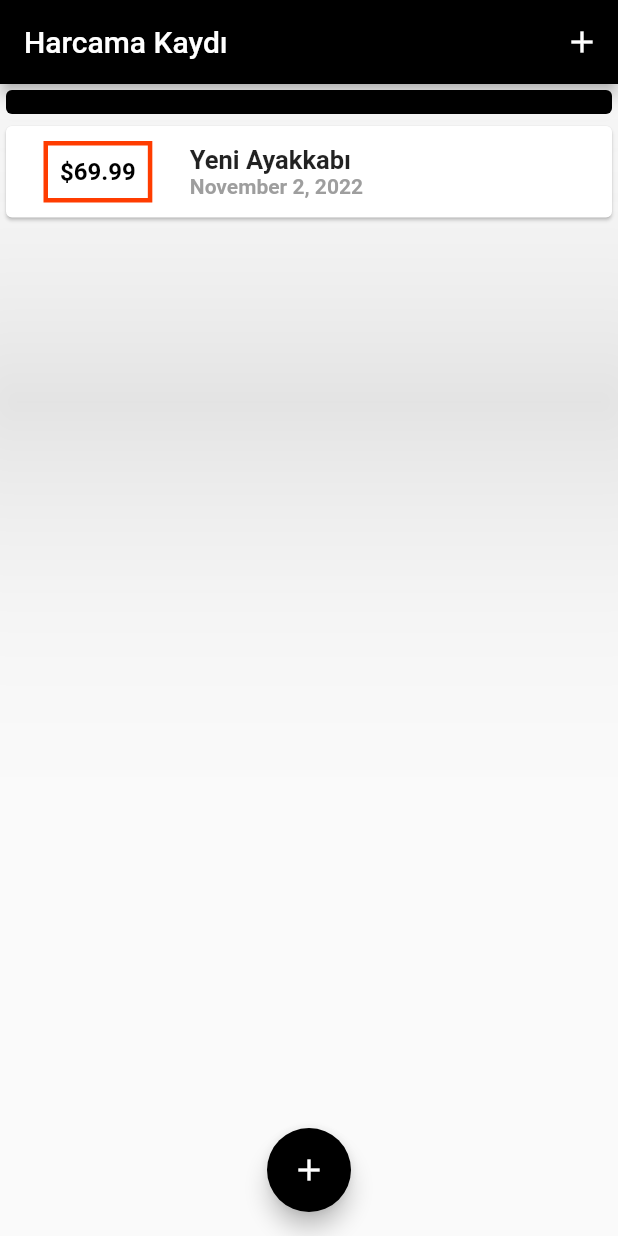
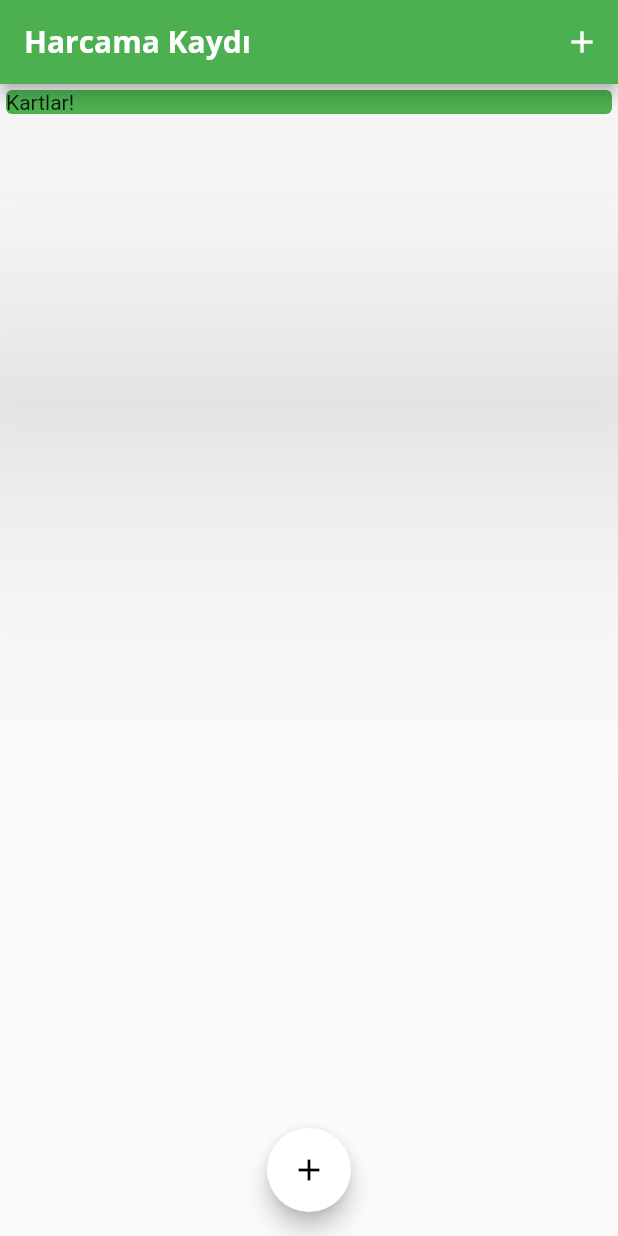
Before and after one commit to 1Kagan/Flutter_harcama_takip_uygulamasi, a Flutter app: the screen it shows after launch, on a phone screen of 412 x 824 dp. Run offline on Flutter 3.47's test engine with Material 2 defaults, Android fonts, the phone set to English and light mode, and no system bars.

Commit message:
change-stil

```diff
--- a/lib/main.dart
+++ b/lib/main.dart
@@ -1,3 +1,5 @@
+// ignore_for_file: deprecated_member_use
+
 import 'package:flutter/material.dart';
 import './widgets/islemler_list.dart';
 import '../widgets/new_islemler.dart';
@@ -10,6 +12,23 @@ class MyApp extends StatelessWidget {
   Widget build(BuildContext context) {
     return MaterialApp(
       title: 'Harcama Uygulaması',
+      theme: ThemeData(
+        primarySwatch: Colors.green,
+        accentColor: Colors.white,
+        fontFamily: 'Quicsand',
+        textTheme: ThemeData.light().textTheme.copyWith(
+                headline6: TextStyle(
+              fontFamily: 'OpenSans',
+              fontWeight: FontWeight.bold,
+              fontSize: 16,
+            )),
+        appBarTheme: AppBarTheme(
+          titleTextStyle: TextStyle(
+              fontFamily: 'OpenSans',
+              fontSize: 20,
+              fontWeight: FontWeight.bold),
+        ),
+      ),
       home: MyHomePage(),
     );
   }
@@ -24,12 +43,12 @@ class _MyHomePageState extends State<MyHomePage> {
   //String tittleinput;
 
   final List<islemler> _userislemler = [
-    islemler(
-      id: 't1',
-      title: 'Yeni Ayakkabı',
-      amount: 69.99,
-      date: DateTime.now(),
-    ),
+    // islemler(
+    //   id: 't1',
+    //   title: 'Yeni Ayakkabı',
+    //   amount: 69.99,
+    //   date: DateTime.now(),
+    // ),
   ];
 
   void _addNewislemler(String ixtitle, double ixamount) {
@@ -61,8 +80,9 @@ class _MyHomePageState extends State<MyHomePage> {
   Widget build(BuildContext context) {
     return Scaffold(
         appBar: AppBar(
-          backgroundColor: Color.fromARGB(255, 0, 0, 0),
-          title: Text('Harcama Kaydı'),
+          title: Text(
+            'Harcama Kaydı',
+          ),
           actions: <Widget>[
             IconButton(
               icon: Icon(Icons.add),
@@ -78,7 +98,7 @@ class _MyHomePageState extends State<MyHomePage> {
               Container(
                 width: double.infinity,
                 child: Card(
-                  color: Color.fromARGB(255, 0, 0, 0),
+                  color: Colors.green,
                   child: Text('Kartlar!'),
                   elevation: 100,
                 ),
@@ -90,7 +110,6 @@ class _MyHomePageState extends State<MyHomePage> {
         floatingActionButtonLocation: FloatingActionButtonLocation.centerFloat,
         floatingActionButton: FloatingActionButton(
           child: Icon(Icons.add),
-          backgroundColor: Color.fromARGB(255, 0, 0, 0),
           onPressed: () => _startAddNewislemler(context),
         ));
   }
--- a/lib/widgets/islemler_list.dart
+++ b/lib/widgets/islemler_list.dart
@@ -23,7 +23,7 @@ class islemlerList extends StatelessWidget {
                     ),
                     decoration: BoxDecoration(
                       border: Border.all(
-                        color: Color.fromARGB(255, 255, 60, 0),
+                        color: Theme.of(context).primaryColor,
                         width: 3,
                       ),
                     ),
@@ -31,7 +31,7 @@ class islemlerList extends StatelessWidget {
                     child: Text(
                       '\$${islemlers[index].amount}',
                       style: TextStyle(
-                        color: Color.fromARGB(255, 0, 0, 0),
+                        color: Theme.of(context).primaryColor,
                         fontWeight: FontWeight.bold,
                         fontSize: 16,
                       ),
@@ -42,18 +42,15 @@ class islemlerList extends StatelessWidget {
                       children: <Widget>[
                         Text(
                           islemlers[index].title,
-                          style: TextStyle(
-                            fontSize: 17,
-                            fontWeight: FontWeight.bold,
-                          ),
+                          style: Theme.of(context).textTheme.headline6,
                         ),
                         Text(
                           DateFormat.yMMMMd("en_Us")
                               .format(islemlers[index].date),
                           style: TextStyle(
-                            fontWeight: FontWeight.bold,
-                            fontSize: 14,
-                            color: Colors.grey,
+                            fontFamily: 'OpenSans',
+                            fontSize: 10,
+                            color: Colors.black,
                           ),
                         )
                       ])
--- a/lib/widgets/new_islemler.dart
+++ b/lib/widgets/new_islemler.dart
@@ -26,6 +26,7 @@ class _NewislemlerState extends State<Newislemler> {
       enteredTitle,
       enteredAmount,
     );
+    Navigator.of(context).pop();
   }
 
   @override
```
Also changed, not shown: pubspec.yaml (+11 -11 lines), assets/fonts/OpenSans-Bold.ttf (added), assets/fonts/OpenSans-Regular.ttf (added), assets/fonts/Quicksand-Bold.ttf (added), assets/fonts/Quicksand-Light.ttf (added), assets/fonts/Quicksand-Medium.ttf (added), assets/fonts/Quicksand-Regular.ttf (added), assets/images/waiting.png (added).
